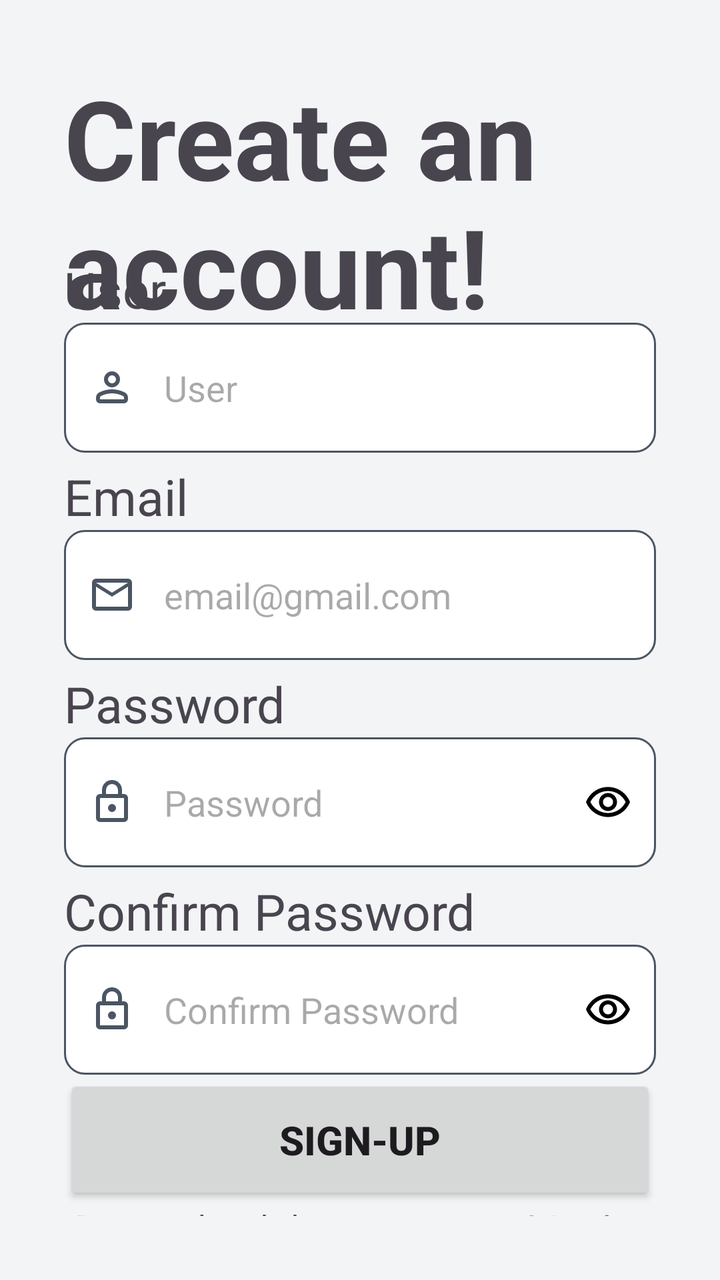
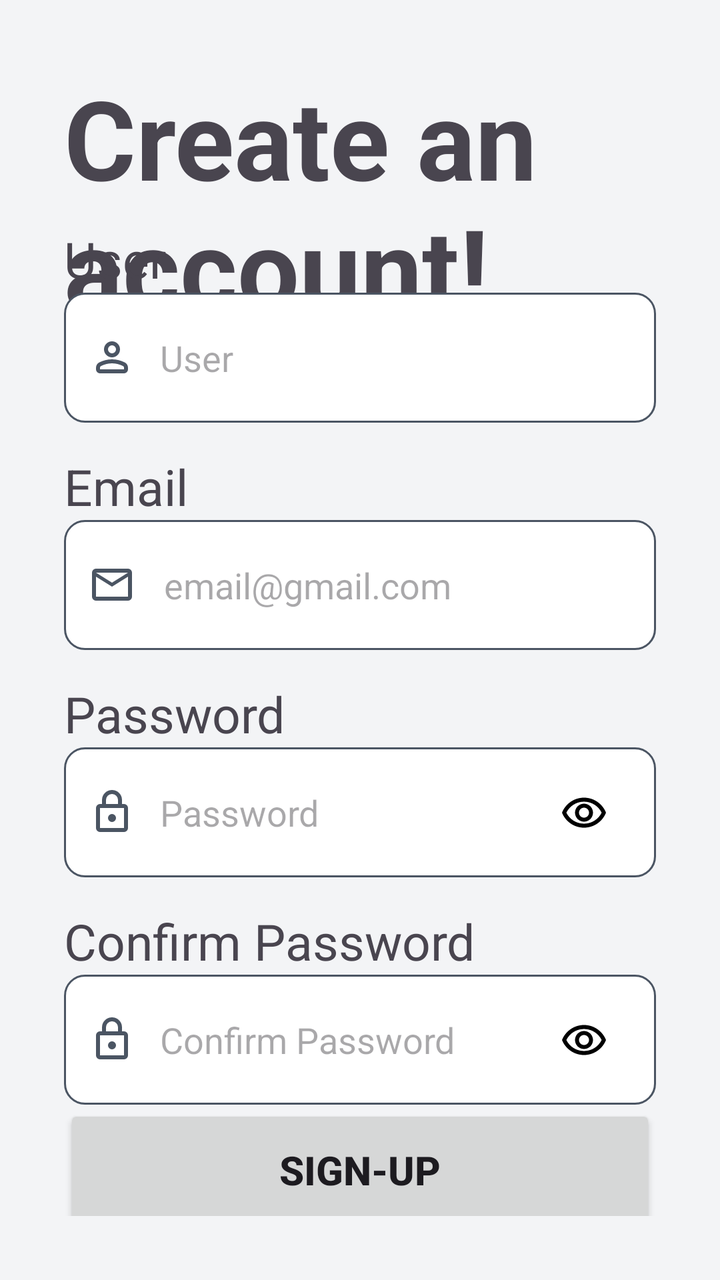

Two renders of the same Android screen: before a commit and after it. Below are the layout's source before the change and the commit's diff.
<!-- AndroidManifest.xml: application theme Theme.AppMotoTrack -->
<!-- res/layout/activity_sign.xml -->
<?xml version="1.0" encoding="utf-8"?>
<androidx.constraintlayout.widget.ConstraintLayout xmlns:android="http://schemas.android.com/apk/res/android"
    xmlns:app="http://schemas.android.com/apk/res-auto"
    xmlns:tools="http://schemas.android.com/tools"
    android:id="@+id/sign"
    android:layout_width="match_parent"
    android:layout_height="match_parent"
    android:padding="32dp"
    tools:context=".SignActivity">

    <LinearLayout
        android:id="@+id/layout_text"
        android:layout_width="match_parent"
        android:layout_height="wrap_content"
        app:layout_constraintEnd_toEndOf="parent"
        app:layout_constraintStart_toStartOf="parent"
        app:layout_constraintTop_toTopOf="parent">

        <TextView
            android:id="@+id/sign_text"
            android:layout_width="wrap_content"
            android:layout_height="wrap_content"
            android:text="@string/sign_text"
            android:textSize="55sp"
            android:textStyle="bold" />
    </LinearLayout>

    <androidx.appcompat.widget.LinearLayoutCompat
        android:id="@+id/layoutCompactLogin"
        android:layout_width="match_parent"
        android:layout_height="wrap_content"
        android:gravity="center"
        android:orientation="vertical"
        app:layout_constraintBottom_toTopOf="@+id/layoutCompactSign"
        app:layout_constraintEnd_toEndOf="parent"
        app:layout_constraintStart_toStartOf="parent"
        app:layout_constraintTop_toBottomOf="@+id/layout_text"
        app:layout_constraintWidth_max="488dp"
        app:layout_constraintWidth_percent="0.5">

        <LinearLayout
            android:layout_width="match_parent"
            android:layout_height="wrap_content"
            android:layout_marginBottom="5dp"
            android:orientation="vertical">

            <TextView
                android:layout_width="wrap_content"
                android:layout_height="wrap_content"
                android:text="@string/user"
                android:textSize="25sp" />

            <EditText
                android:id="@+id/user"
                android:layout_width="match_parent"
                android:layout_height="65dp"
                android:autofillHints="username"
                android:background="@drawable/custom_input"
                android:drawableStart="@drawable/custom_user_icon"
                android:drawablePadding="14dp"
                android:ems="10"
                android:hint="@string/user"
                android:inputType="textPersonName"
                android:paddingStart="12dp"
                android:paddingEnd="12dp" />
        </LinearLayout>

        <LinearLayout
            android:layout_width="match_parent"
            android:layout_height="wrap_content"
            android:layout_marginBottom="5dp"
            android:orientation="vertical">

            <TextView
                android:layout_width="wrap_content"
                android:layout_height="wrap_content"
                android:text="@string/email"
                android:textSize="25sp" />

            <EditText
                android:id="@+id/email"
                android:layout_width="match_parent"
                android:layout_height="65dp"
                android:autofillHints="emailAddress"
                android:background="@drawable/custom_input"
                android:drawableStart="@drawable/custom_email_icon"
                android:drawablePadding="14dp"
                android:ems="10"
                android:hint="@string/email_hint"
                android:inputType="textEmailAddress"
                android:paddingStart="12dp"
                android:paddingEnd="12dp" />
        </LinearLayout>

        <LinearLayout
            android:layout_width="match_parent"
            android:layout_height="wrap_content"
            android:layout_marginBottom="5dp"
            android:orientation="vertical">

            <TextView
                android:layout_width="wrap_content"
                android:layout_height="wrap_content"
                android:text="@string/password"
                android:textSize="25sp" />

            <EditText
                android:id="@+id/password"
                android:layout_width="match_parent"
                android:layout_height="65dp"
                android:autofillHints="password"
                android:background="@drawable/custom_input"
                android:drawableStart="@drawable/custom_lock_icon"
                android:drawableEnd="@drawable/custom_eye_icon"
                android:drawablePadding="14dp"
                android:ems="10"
                android:hint="@string/password"
                android:inputType="textPassword"
                android:paddingStart="12dp"
                android:paddingEnd="12dp" />
        </LinearLayout>

        <LinearLayout
            android:layout_width="match_parent"
            android:layout_height="wrap_content"
            android:orientation="vertical">

            <TextView
                android:layout_width="wrap_content"
                android:layout_height="wrap_content"
                android:text="@string/confirmpassword"
                android:textSize="25sp" />

            <EditText
                android:id="@+id/passwordconfirm"
                android:layout_width="match_parent"
                android:layout_height="65dp"
                android:autofillHints="password"
                android:background="@drawable/custom_input"
                android:drawableStart="@drawable/custom_lock_icon"
                android:drawableEnd="@drawable/custom_eye_icon"
                android:drawablePadding="14dp"
                android:ems="10"
                android:hint="@string/confirmpassword"
                android:inputType="textPassword"
                android:paddingStart="12dp"
                android:paddingEnd="12dp" />
        </LinearLayout>
    </androidx.appcompat.widget.LinearLayoutCompat>

    <androidx.appcompat.widget.LinearLayoutCompat
        android:id="@+id/layoutCompactSign"
        android:layout_width="match_parent"
        android:layout_height="wrap_content"
        android:gravity="center"
        android:orientation="vertical"
        app:layout_constraintBottom_toBottomOf="parent"
        app:layout_constraintEnd_toEndOf="parent"
        app:layout_constraintStart_toStartOf="parent"
        app:layout_constraintTop_toBottomOf="@+id/layoutCompactLogin"
        app:layout_constraintWidth_max="320dp"
        app:layout_constraintWidth_percent="0.8">

        <Button
            android:id="@+id/btn_sign"
            android:layout_width="match_parent"
            android:layout_height="65dp"
            android:text="@string/sign"
            android:textSize="20sp"
            android:textStyle="bold" />

        <LinearLayout
            android:layout_width="wrap_content"
            android:layout_height="48dp">

            <TextView
                android:layout_width="wrap_content"
                android:layout_height="match_parent"
                android:layout_marginEnd="5dp"
                android:text="@string/ihaveaccount"
                android:textSize="16sp" />

            <TextView
                android:id="@+id/text_login"
                android:layout_width="48dp"
                android:layout_height="match_parent"
                android:clickable="true"
                android:focusable="true"
                android:text="@string/login"
                android:textColor="@color/blue_primary"
                android:textSize="16sp"
                android:textStyle="bold" />
        </LinearLayout>
    </androidx.appcompat.widget.LinearLayoutCompat>
</androidx.constraintlayout.widget.ConstraintLayout>
<!-- resources referenced by this layout -->
<resources>
  <color name="blue_primary">#2563EB</color>
  <!-- drawable custom_email_icon (drawable) -->
  <?xml version="1.0" encoding="utf-8"?>
  <selector xmlns:android="http://schemas.android.com/apk/res/android">
      <item android:drawable="@drawable/ic_mail_focused" android:state_focused="true" />
      <item android:drawable="@drawable/ic_mail" android:state_focused="false" />
  </selector>
  <!-- drawable custom_eye_icon (drawable) -->
  <?xml version="1.0" encoding="utf-8"?>
  <selector xmlns:android="http://schemas.android.com/apk/res/android">
      <item android:drawable="@drawable/ic_eye_line" android:state_selected="true" />
      <item android:drawable="@drawable/ic_eye_line" android:state_checked="true" />
      <item android:drawable="@drawable/ic_eye" />
  </selector>
  <!-- drawable custom_lock_icon (drawable) -->
  <?xml version="1.0" encoding="utf-8"?>
  <selector xmlns:android="http://schemas.android.com/apk/res/android">
      <item android:drawable="@drawable/ic_lock_focused" android:state_focused="true" />
      <item android:drawable="@drawable/ic_lock" android:state_focused="false" />
  </selector>
  <!-- drawable custom_user_icon (drawable) -->
  <?xml version="1.0" encoding="utf-8"?>
  <selector xmlns:android="http://schemas.android.com/apk/res/android">
      <item android:drawable="@drawable/ic_user_focused" android:state_focused="true" />
      <item android:drawable="@drawable/ic_user" android:state_focused="false" />
  </selector>
  <string name="confirmpassword">Confirm Password</string>
  <string name="email">Email</string>
  <string name="email_hint">email@gmail.com</string>
  <string name="ihaveaccount">Do you already have an account?</string>
  <string name="login">Login</string>
  <string name="password">Password</string>
  <string name="sign">Sign-Up</string>
  <string name="sign_text">Create an account!</string>
  <string name="user">User</string>
  <!-- drawable ic_mail (drawable) -->
  <vector xmlns:android="http://schemas.android.com/apk/res/android" android:height="24dp" android:tint="@color/border_dark" android:viewportHeight="960" android:viewportWidth="960" android:width="24dp">
        
      <path android:fillColor="@android:color/white" android:pathData="M160,800Q127,800 103.5,776.5Q80,753 80,720L80,240Q80,207 103.5,183.5Q127,160 160,160L800,160Q833,160 856.5,183.5Q880,207 880,240L880,720Q880,753 856.5,776.5Q833,800 800,800L160,800ZM480,520L160,320L160,720Q160,720 160,720Q160,720 160,720L800,720Q800,720 800,720Q800,720 800,720L800,320L480,520ZM480,440L800,240L160,240L480,440ZM160,320L160,240L160,240L160,320L160,720Q160,720 160,720Q160,720 160,720L160,720Q160,720 160,720Q160,720 160,720L160,320Z"/>
      
  </vector>
  <!-- drawable ic_eye (drawable) -->
  <vector xmlns:android="http://schemas.android.com/apk/res/android" android:height="24dp" android:tint="#000000" android:viewportHeight="24" android:viewportWidth="24" android:width="24dp">
        
      <path android:fillColor="@android:color/white" android:pathData="M12,6.5c3.79,0 7.17,2.13 8.82,5.5 -1.65,3.37 -5.02,5.5 -8.82,5.5S4.83,15.37 3.18,12C4.83,8.63 8.21,6.5 12,6.5m0,-2C7,4.5 2.73,7.61 1,12c1.73,4.39 6,7.5 11,7.5s9.27,-3.11 11,-7.5c-1.73,-4.39 -6,-7.5 -11,-7.5zM12,9.5c1.38,0 2.5,1.12 2.5,2.5s-1.12,2.5 -2.5,2.5 -2.5,-1.12 -2.5,-2.5 1.12,-2.5 2.5,-2.5m0,-2c-2.48,0 -4.5,2.02 -4.5,4.5s2.02,4.5 4.5,4.5 4.5,-2.02 4.5,-4.5 -2.02,-4.5 -4.5,-4.5z"/>
      
  </vector>
  <color name="white">#FFFFFF</color>
  <color name="border_dark">#4B5563</color>
  <color name="yellow_primary">#FACC15</color>
  <color name="text_primary">#111827</color>
  <color name="navigationBar_light">#E9E9E9</color>
  <color name="background_light">#F3F4F6</color>
  <color name="surface_white">#FFFFFF</color>
  <!-- unchanged entries left out for length: 8 -->
</resources>

<!-- the commit's change to res/layout/activity_sign.xml (unified diff, before → after) -->
@@ -25,12 +25,12 @@
             android:textStyle="bold" />
     </LinearLayout>
 
-    <androidx.appcompat.widget.LinearLayoutCompat
-        android:id="@+id/layoutCompactLogin"
+
+    <androidx.core.widget.NestedScrollView
+        android:id="@+id/layoutCompactCreateAcc"
         android:layout_width="match_parent"
         android:layout_height="wrap_content"
-        android:gravity="center"
-        android:orientation="vertical"
+        android:fillViewport="true"
         app:layout_constraintBottom_toTopOf="@+id/layoutCompactSign"
         app:layout_constraintEnd_toEndOf="parent"
         app:layout_constraintStart_toStartOf="parent"
@@ -38,115 +38,152 @@
         app:layout_constraintWidth_max="488dp"
         app:layout_constraintWidth_percent="0.5">
 
-        <LinearLayout
+        <androidx.appcompat.widget.LinearLayoutCompat
             android:layout_width="match_parent"
             android:layout_height="wrap_content"
-            android:layout_marginBottom="5dp"
+            android:layout_gravity="center"
+            android:gravity="center"
             android:orientation="vertical">
 
-            <TextView
-                android:layout_width="wrap_content"
-                android:layout_height="wrap_content"
-                android:text="@string/user"
-                android:textSize="25sp" />
-
-            <EditText
-                android:id="@+id/user"
-                android:layout_width="match_parent"
-                android:layout_height="65dp"
-                android:autofillHints="username"
-                android:background="@drawable/custom_input"
-                android:drawableStart="@drawable/custom_user_icon"
-                android:drawablePadding="14dp"
-                android:ems="10"
-                android:hint="@string/user"
-                android:inputType="textPersonName"
-                android:paddingStart="12dp"
-                android:paddingEnd="12dp" />
-        </LinearLayout>
-
-        <LinearLayout
-            android:layout_width="match_parent"
-            android:layout_height="wrap_content"
-            android:layout_marginBottom="5dp"
-            android:orientation="vertical">
-
-            <TextView
-                android:layout_width="wrap_content"
-                android:layout_height="wrap_content"
-                android:text="@string/email"
-                android:textSize="25sp" />
-
-            <EditText
-                android:id="@+id/email"
-                android:layout_width="match_parent"
-                android:layout_height="65dp"
-                android:autofillHints="emailAddress"
-                android:background="@drawable/custom_input"
-                android:drawableStart="@drawable/custom_email_icon"
-                android:drawablePadding="14dp"
-                android:ems="10"
-                android:hint="@string/email_hint"
-                android:inputType="textEmailAddress"
-                android:paddingStart="12dp"
-                android:paddingEnd="12dp" />
-        </LinearLayout>
-
-        <LinearLayout
-            android:layout_width="match_parent"
-            android:layout_height="wrap_content"
-            android:layout_marginBottom="5dp"
-            android:orientation="vertical">
-
-            <TextView
-                android:layout_width="wrap_content"
-                android:layout_height="wrap_content"
-                android:text="@string/password"
-                android:textSize="25sp" />
-
-            <EditText
-                android:id="@+id/password"
-                android:layout_width="match_parent"
-                android:layout_height="65dp"
-                android:autofillHints="password"
-                android:background="@drawable/custom_input"
-                android:drawableStart="@drawable/custom_lock_icon"
-                android:drawableEnd="@drawable/custom_eye_icon"
-                android:drawablePadding="14dp"
-                android:ems="10"
-                android:hint="@string/password"
-                android:inputType="textPassword"
-                android:paddingStart="12dp"
-                android:paddingEnd="12dp" />
-        </LinearLayout>
-
-        <LinearLayout
-            android:layout_width="match_parent"
-            android:layout_height="wrap_content"
-            android:orientation="vertical">
-
-            <TextView
-                android:layout_width="wrap_content"
-                android:layout_height="wrap_content"
-                android:text="@string/confirmpassword"
-                android:textSize="25sp" />
-
-            <EditText
-                android:id="@+id/passwordconfirm"
-                android:layout_width="match_parent"
-                android:layout_height="65dp"
-                android:autofillHints="password"
-                android:background="@drawable/custom_input"
-                android:drawableStart="@drawable/custom_lock_icon"
-                android:drawableEnd="@drawable/custom_eye_icon"
-                android:drawablePadding="14dp"
-                android:ems="10"
-                android:hint="@string/confirmpassword"
-                android:inputType="textPassword"
-                android:paddingStart="12dp"
-                android:paddingEnd="12dp" />
-        </LinearLayout>
-    </androidx.appcompat.widget.LinearLayoutCompat>
+            <LinearLayout
+                android:layout_width="match_parent"
+                android:layout_height="wrap_content"
+                android:layout_marginBottom="15dp"
+                android:orientation="vertical">
+
+                <TextView
+                    android:layout_width="wrap_content"
+                    android:layout_height="wrap_content"
+                    android:text="@string/user"
+                    android:textSize="25sp" />
+
+                <EditText
+                    android:id="@+id/user"
+                    android:layout_width="match_parent"
+                    android:layout_height="65dp"
+                    android:autofillHints="username"
+                    android:background="@drawable/custom_input"
+                    android:drawableStart="@drawable/custom_user_icon"
+                    android:drawablePadding="12dp"
+                    android:hint="@string/user"
+                    android:inputType="textPersonName"
+                    android:paddingStart="12dp"
+                    android:paddingEnd="12dp" />
+            </LinearLayout>
+
+            <LinearLayout
+                android:layout_width="match_parent"
+                android:layout_height="wrap_content"
+                android:layout_marginBottom="15dp"
+                android:orientation="vertical">
+
+                <TextView
+                    android:layout_width="wrap_content"
+                    android:layout_height="wrap_content"
+                    android:text="@string/email"
+                    android:textSize="25sp" />
+
+                <EditText
+                    android:id="@+id/email"
+                    android:layout_width="match_parent"
+                    android:layout_height="65dp"
+                    android:autofillHints="emailAddress"
+                    android:background="@drawable/custom_input"
+                    android:drawableStart="@drawable/custom_email_icon"
+                    android:drawablePadding="14dp"
+                    android:hint="@string/email_hint"
+                    android:inputType="textEmailAddress"
+                    android:paddingStart="12dp"
+                    android:paddingEnd="12dp" />
+            </LinearLayout>
+
+            <LinearLayout
+                android:layout_width="match_parent"
+                android:layout_height="wrap_content"
+                android:layout_marginBottom="15dp"
+                android:orientation="vertical">
+
+                <TextView
+                    android:layout_width="wrap_content"
+                    android:layout_height="wrap_content"
+                    android:text="@string/password"
+                    android:textSize="25sp" />
+
+                <FrameLayout
+                    android:layout_width="match_parent"
+                    android:layout_height="65dp"
+                    android:addStatesFromChildren="true"
+                    android:background="@drawable/custom_input"
+                    android:paddingStart="12dp"
+                    android:paddingEnd="12dp">
+
+                    <EditText
+                        android:id="@+id/password"
+                        android:layout_width="match_parent"
+                        android:layout_height="match_parent"
+                        android:layout_marginEnd="45dp"
+                        android:autofillHints="password"
+                        android:background="@null"
+                        android:drawableStart="@drawable/custom_lock_icon"
+                        android:drawablePadding="12dp"
+                        android:hint="@string/password"
+                        android:inputType="textPassword" />
+
+                    <ImageButton
+                        android:id="@+id/btnViewPassword"
+                        android:layout_width="48dp"
+                        android:layout_height="55dp"
+                        android:layout_gravity="end|center_vertical"
+                        android:background="@null"
+                        android:contentDescription="@string/password"
+                        android:src="@drawable/custom_eye_icon" />
+                </FrameLayout>
+            </LinearLayout>
+
+            <LinearLayout
+                android:layout_width="match_parent"
+                android:layout_height="wrap_content"
+                android:orientation="vertical">
+
+                <TextView
+                    android:layout_width="wrap_content"
+                    android:layout_height="wrap_content"
+                    android:text="@string/confirmpassword"
+                    android:textSize="25sp" />
+
+                <FrameLayout
+                    android:layout_width="match_parent"
+                    android:layout_height="65dp"
+                    android:addStatesFromChildren="true"
+                    android:background="@drawable/custom_input"
+                    android:paddingStart="12dp"
+                    android:paddingEnd="12dp">
+
+                    <EditText
+                        android:id="@+id/confirmPassword"
+                        android:layout_width="match_parent"
+                        android:layout_height="match_parent"
+                        android:layout_marginEnd="45dp"
+                        android:autofillHints="password"
+                        android:background="@null"
+                        android:drawableStart="@drawable/custom_lock_icon"
+                        android:drawablePadding="12dp"
+                        android:hint="@string/confirmpassword"
+                        android:inputType="textPassword" />
+
+                    <ImageButton
+                        android:id="@+id/btnViewConfirmPassword"
+                        android:layout_width="48dp"
+                        android:layout_height="55dp"
+                        android:layout_gravity="end|center_vertical"
+                        android:background="@null"
+                        android:contentDescription="@string/password"
+                        android:src="@drawable/custom_eye_icon" />
+
+                </FrameLayout>
+            </LinearLayout>
+        </androidx.appcompat.widget.LinearLayoutCompat>
+    </androidx.core.widget.NestedScrollView>
 
     <androidx.appcompat.widget.LinearLayoutCompat
         android:id="@+id/layoutCompactSign"
@@ -157,7 +194,7 @@
         app:layout_constraintBottom_toBottomOf="parent"
         app:layout_constraintEnd_toEndOf="parent"
         app:layout_constraintStart_toStartOf="parent"
-        app:layout_constraintTop_toBottomOf="@+id/layoutCompactLogin"
+        app:layout_constraintTop_toBottomOf="@+id/layoutCompactCreateAcc"
         app:layout_constraintWidth_max="320dp"
         app:layout_constraintWidth_percent="0.8">
 
@@ -171,21 +208,22 @@
 
         <LinearLayout
             android:layout_width="wrap_content"
-            android:layout_height="48dp">
+            android:layout_height="wrap_content">
 
             <TextView
                 android:layout_width="wrap_content"
-                android:layout_height="match_parent"
+                android:layout_height="wrap_content"
                 android:layout_marginEnd="5dp"
                 android:text="@string/ihaveaccount"
                 android:textSize="16sp" />
 
             <TextView
                 android:id="@+id/text_login"
-                android:layout_width="48dp"
-                android:layout_height="match_parent"
+                android:layout_width="wrap_content"
+                android:layout_height="48dp"
                 android:clickable="true"
                 android:focusable="true"
+                android:gravity="center_vertical"
                 android:text="@string/login"
                 android:textColor="@color/blue_primary"
                 android:textSize="16sp"
